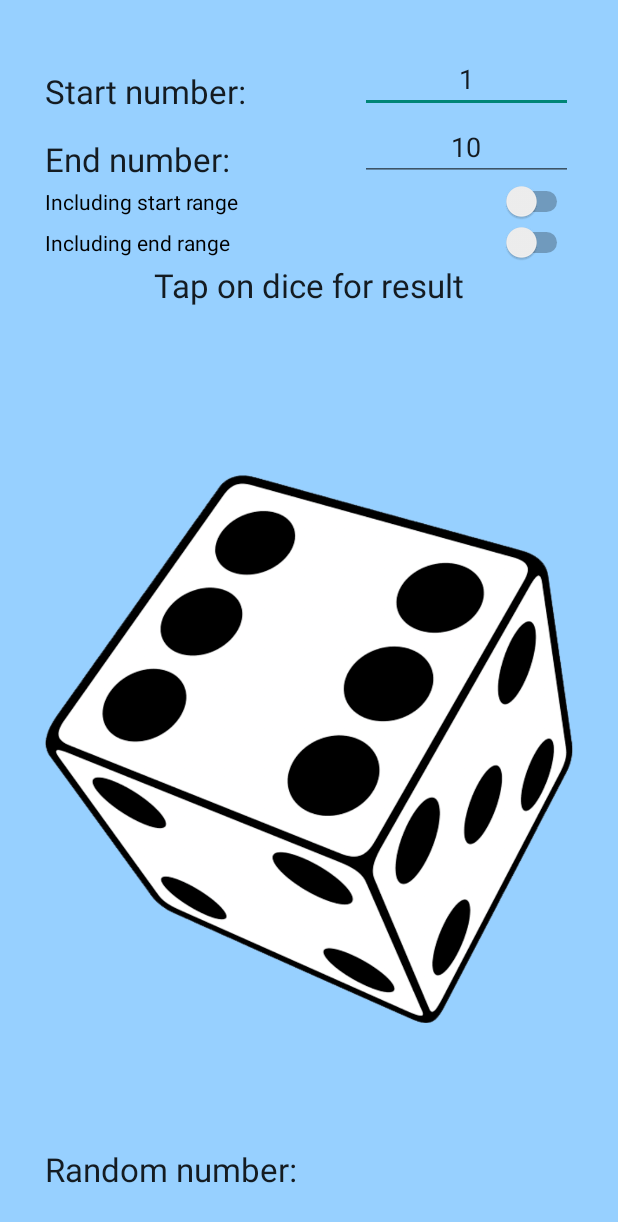
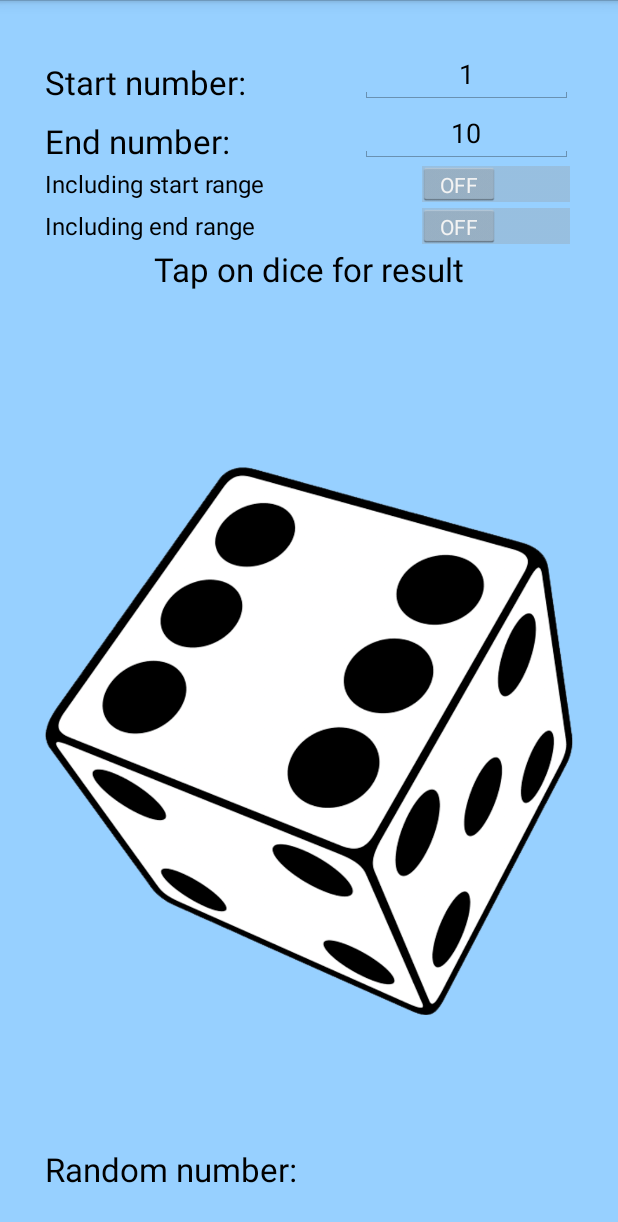
Before and after one commit to AntonyTime/RandomGenerator, an Android app: the screen it shows after launch (MainActivity), on a phone screen of 412 x 824 dp. Shown: the top 1222 px of the screen. Run offline under Robolectric (Android 15) with nearby library versions, the phone set to English and light mode, and no system bars.

Commit message:
change on android:Theme.Holo.Light.NoActionBar

```diff
--- a/src/main/res/values/styles.xml
+++ b/src/main/res/values/styles.xml
@@ -1,7 +1,7 @@
 <resources>
 
     <!-- Base application theme. -->
-    <style name="AppTheme" parent="android:Theme.Material.Light.NoActionBar">
+    <style name="AppTheme" parent="android:Theme.Holo.Light.NoActionBar">
         <!-- Customize your theme here. -->
     </style>
 
```
